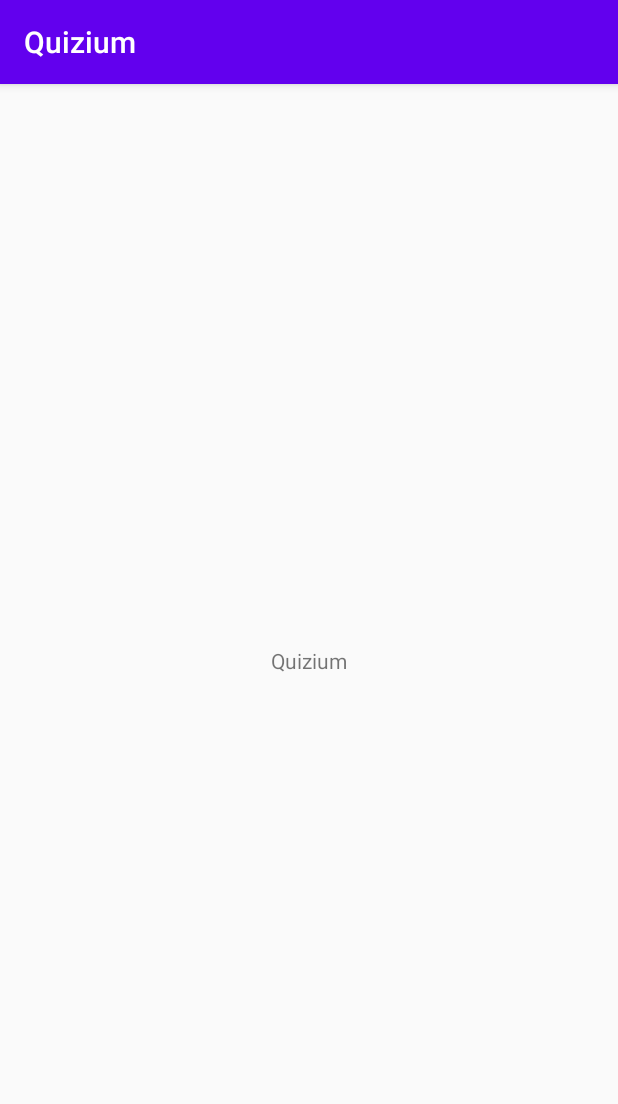
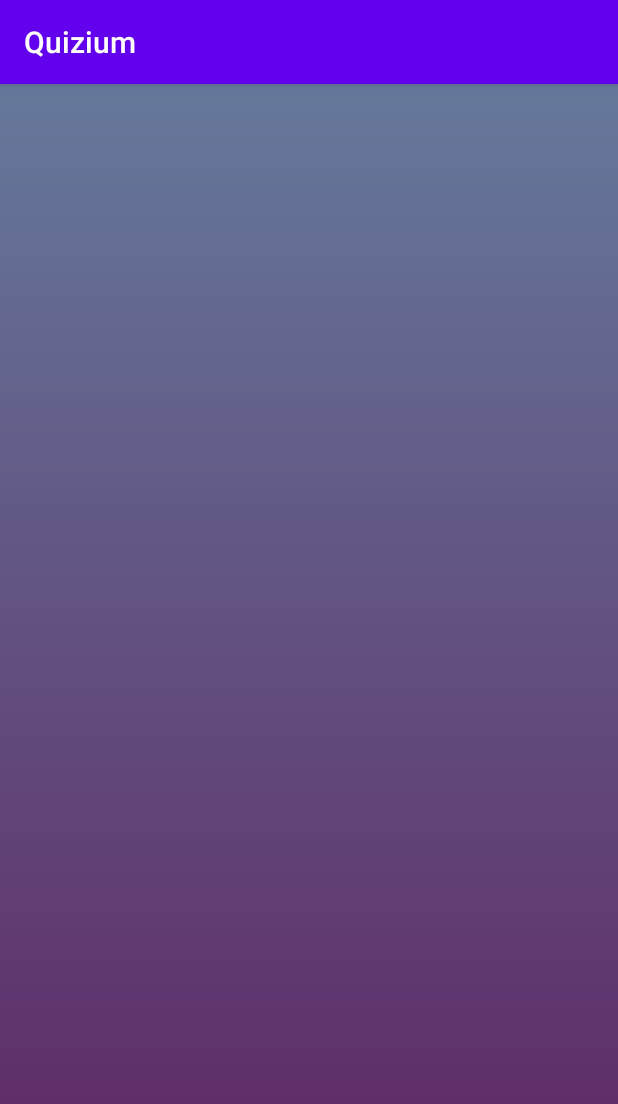
Before and after one commit to DanilB01/Quizium, an Android app: the screen it shows after launch (MainActivity), on a phone screen of 412 x 824 dp. Shown: the top 1104 px of the screen. Run offline under Robolectric (Android 15) with nearby library versions, the phone set to English and light mode, and no system bars.

Commit message:
Add drawable files for main screen
Added all necessary drawable files for main screen(shapes for buttons, logo_name.png and main screen gradient

```diff
--- /dev/null
+++ b/app/src/main/res/drawable/background_gradient.xml
@@ -0,0 +1,8 @@
+<?xml version="1.0" encoding="utf-8"?>
+<shape xmlns:android="http://schemas.android.com/apk/res/android">
+    <gradient
+        android:angle="270"
+        android:startColor="@color/mainColorBlue"
+        android:endColor="@color/mainColorPurple"
+        android:type="linear" />
+</shape>
--- /dev/null
+++ b/app/src/main/res/drawable/quiz_answer_disabled.xml
@@ -0,0 +1,6 @@
+<?xml version="1.0" encoding="utf-8"?>
+<shape xmlns:android="http://schemas.android.com/apk/res/android"
+    android:shape="rectangle">
+    <corners android:radius="8dp" />
+    <solid android:color="@color/disabled" />
+</shape>
--- /dev/null
+++ b/app/src/main/res/drawable/quiz_answer_enabled.xml
@@ -0,0 +1,6 @@
+<?xml version="1.0" encoding="utf-8"?>
+<shape xmlns:android="http://schemas.android.com/apk/res/android"
+    android:shape="rectangle">
+    <corners android:radius="8dp" />
+    <solid android:color="@color/enabled" />
+</shape>
--- a/app/src/main/res/layout/activity_main.xml
+++ b/app/src/main/res/layout/activity_main.xml
@@ -4,15 +4,5 @@
     xmlns:tools="http://schemas.android.com/tools"
     android:layout_width="match_parent"
     android:layout_height="match_parent"
-    tools:context=".MainActivity">
-
-    <TextView
-        android:layout_width="wrap_content"
-        android:layout_height="wrap_content"
-        android:text="Quizium"
-        app:layout_constraintBottom_toBottomOf="parent"
-        app:layout_constraintLeft_toLeftOf="parent"
-        app:layout_constraintRight_toRightOf="parent"
-        app:layout_constraintTop_toTopOf="parent" />
-
-</androidx.constraintlayout.widget.ConstraintLayout>
+    tools:context=".MainActivity"
+    android:background="@drawable/background_gradient"/>
--- a/app/src/main/res/values/colors.xml
+++ b/app/src/main/res/values/colors.xml
@@ -3,4 +3,11 @@
     <color name="colorPrimary">#6200EE</color>
     <color name="colorPrimaryDark">#3700B3</color>
     <color name="colorAccent">#03DAC5</color>
+
+    <color name="mainColorBlue">#65799B</color>
+    <color name="mainColorPurple">#5E2563</color>
+
+    <color name="disabled">#EDEDED</color>
+    <color name="enabled">#959595</color>
+
 </resources>
```
Also changed, not shown: app/src/main/res/drawable/quiz_answers_selector.xml (added, +10 -0 lines), app/src/main/res/drawable/shape_button.xml (added, +7 -0 lines), app/src/main/res/drawable/ic_logo_name.png (added), app/src/main/res/drawable/star.png (added).
